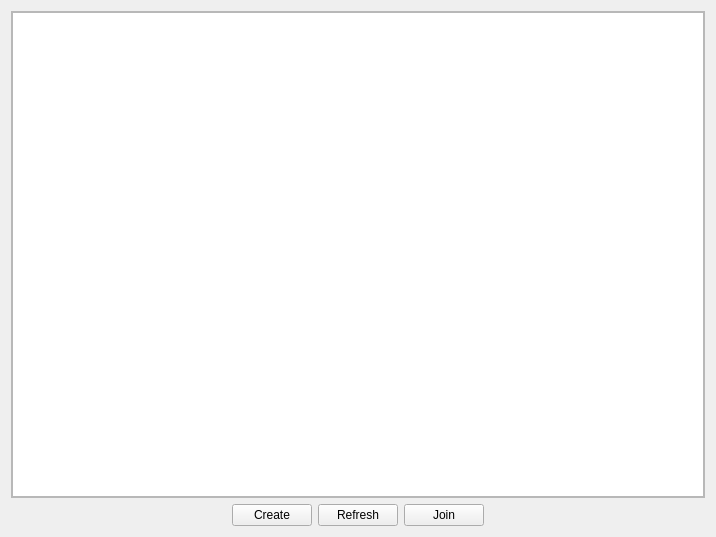
First picture: the form in menu/ui/GamesScreen.ui, repository SCAPELLI/Wolfenstein3D, before the edit.
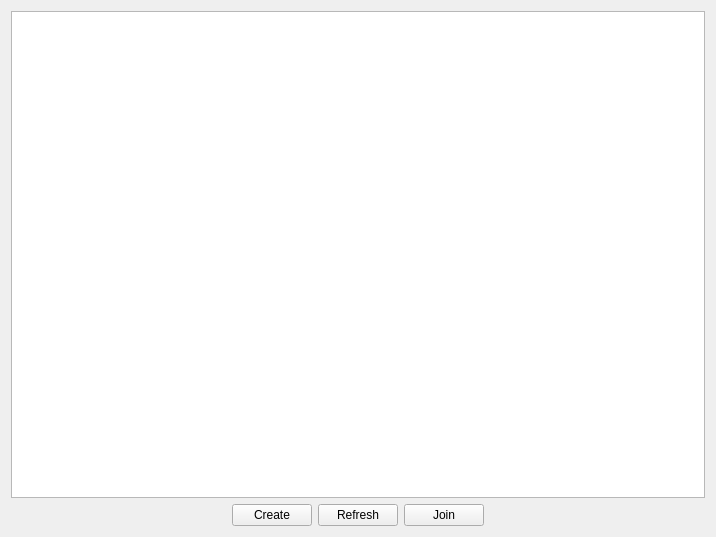
Second picture: the form after the edit.

The edit to the form file:
```diff
--- a/menu/ui/GamesScreen.ui
+++ b/menu/ui/GamesScreen.ui
@@ -66,31 +66,7 @@
     </layout>
    </item>
    <item row="0" column="1">
-    <widget class="QFrame" name="tableFrame">
-     <property name="frameShape">
-      <enum>QFrame::StyledPanel</enum>
-     </property>
-     <property name="frameShadow">
-      <enum>QFrame::Raised</enum>
-     </property>
-     <layout class="QGridLayout" name="gridLayout_3">
-      <property name="leftMargin">
-       <number>0</number>
-      </property>
-      <property name="topMargin">
-       <number>0</number>
-      </property>
-      <property name="rightMargin">
-       <number>0</number>
-      </property>
-      <property name="bottomMargin">
-       <number>0</number>
-      </property>
-      <item row="0" column="0">
-       <widget class="QTableWidget" name="dataTable"/>
-      </item>
-     </layout>
-    </widget>
+    <widget class="QTableWidget" name="dataTable"/>
    </item>
   </layout>
  </widget>
```
